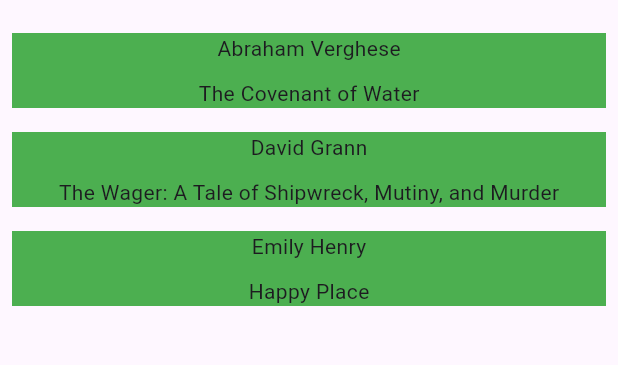
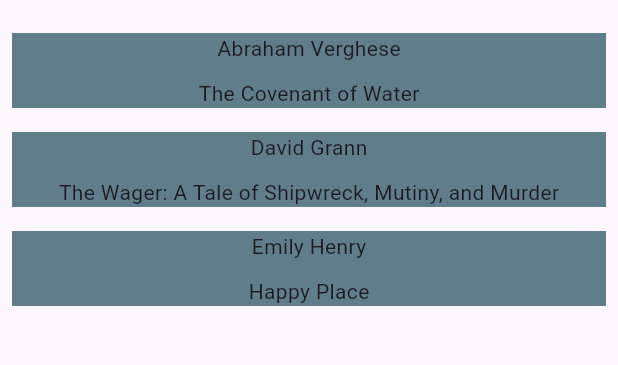
Before and after one commit to SebastijanKokai/BookNest, a Flutter app: the DashboardView screen opened directly, on a phone screen of 412 x 824 dp, the part 63-428 px from its top. Run offline on Flutter 3.47's test engine with Material 3 defaults, Android fonts, the phone set to English and light mode, and no system bars; our stand-ins replace flutter_bloc, freezed_annotation, gap, get_it, go_router, skeletonizer.

```diff
--- a/lib/features/dashboard/domain/usecase/book_usecase.dart
+++ b/lib/features/dashboard/domain/usecase/book_usecase.dart
@@ -1,5 +1,7 @@
+import 'package:book_nest/features/dashboard/data/provider/book_provider.dart';
 import 'package:book_nest/features/dashboard/data/repository/book_repository.dart';
 import 'package:book_nest/features/dashboard/domain/entity/book/book_entity.dart';
+import 'package:book_nest/features/dashboard/domain/extension/book_mapper.dart';
 
 class BookUsecase {
   const BookUsecase({required BookRepository bookRepository})
@@ -18,4 +20,8 @@ class BookUsecase {
   Future<BookEntity> getBook({required String isbn}) async {
     return _bookRepository.getBook(isbn: isbn);
   }
+
+  List<BookEntity> getLoadingData() {
+    return mockedBooksJsonString.toBooksDto().toEntity();
+  }
 }
--- a/lib/features/dashboard/presentation/bloc/book_cubit.dart
+++ b/lib/features/dashboard/presentation/bloc/book_cubit.dart
@@ -11,7 +11,7 @@ class BookCubit extends Cubit<BookState> {
 
   Future<void> getBooks() async {
     try {
-      emit(const BookState.loading());
+      emit(BookState.loading(books: bookUsecase.getLoadingData()));
 
       final books = await bookUsecase.getBooks();
 
--- a/lib/features/dashboard/presentation/bloc/book_state.dart
+++ b/lib/features/dashboard/presentation/bloc/book_state.dart
@@ -6,7 +6,8 @@ part 'book_state.freezed.dart';
 @freezed
 sealed class BookState with _$BookState {
   const factory BookState.initial() = InitialBookState;
-  const factory BookState.loading() = LoadingBookState;
+  const factory BookState.loading({required List<BookEntity> books}) =
+      LoadingBookState;
   const factory BookState.empty() = EmptyBookState;
   const factory BookState.error({required String message}) = ErrorBookState;
   const factory BookState.success({required List<BookEntity> books}) =
--- a/lib/features/dashboard/presentation/dashboard_page.dart
+++ b/lib/features/dashboard/presentation/dashboard_page.dart
@@ -7,6 +7,7 @@ import 'package:book_nest/features/dashboard/presentation/widgets/book_ui_states
 import 'package:book_nest/features/dashboard/presentation/widgets/book_ui_states/book_success_view.dart';
 import 'package:flutter/material.dart';
 import 'package:flutter_bloc/flutter_bloc.dart';
+import 'package:skeletonizer/skeletonizer.dart';
 
 class DashboardPage extends StatelessWidget {
   const DashboardPage({super.key});
@@ -31,7 +32,8 @@ class DashboardView extends StatelessWidget {
         ),
         body: BlocBuilder<BookCubit, BookState>(builder: (context, state) {
           return switch (state) {
-            InitialBookState() || LoadingBookState() => const BookLoadingView(),
+            InitialBookState() => const SizedBox.shrink(),
+            LoadingBookState() => BookLoadingView(books: state.books),
             EmptyBookState() => const BookEmptyView(),
             ErrorBookState() => BookErrorView(errorMessage: state.message),
             SuccessBookState() => BookSuccessView(books: state.books),
--- a/lib/features/dashboard/presentation/widgets/book_ui_states/book_success_view.dart
+++ b/lib/features/dashboard/presentation/widgets/book_ui_states/book_success_view.dart
@@ -1,3 +1,4 @@
+import 'package:book_nest/core/utils/sizes.dart';
 import 'package:book_nest/features/dashboard/domain/entity/book/book_entity.dart';
 import 'package:flutter/material.dart';
 
@@ -13,7 +14,7 @@ class BookSuccessView extends StatelessWidget {
         children: [
           for (final book in books)
             Padding(
-              padding: const EdgeInsets.all(8.0),
+              padding: const EdgeInsets.all(D.dp8),
               child: _BookCard(book),
             )
         ],
@@ -33,7 +34,7 @@ class _BookCard extends StatelessWidget {
       height: 50,
       width: double.infinity,
       decoration: const BoxDecoration(
-        color: Colors.green,
+        color: Colors.blueGrey,
       ),
       child: Column(
         children: [
```
Also changed, not shown: lib/features/dashboard/presentation/widgets/book_ui_states/book_loading_view.dart (+12 -4 lines), lib/features/dashboard/presentation/bloc/book_state.freezed.dart.
